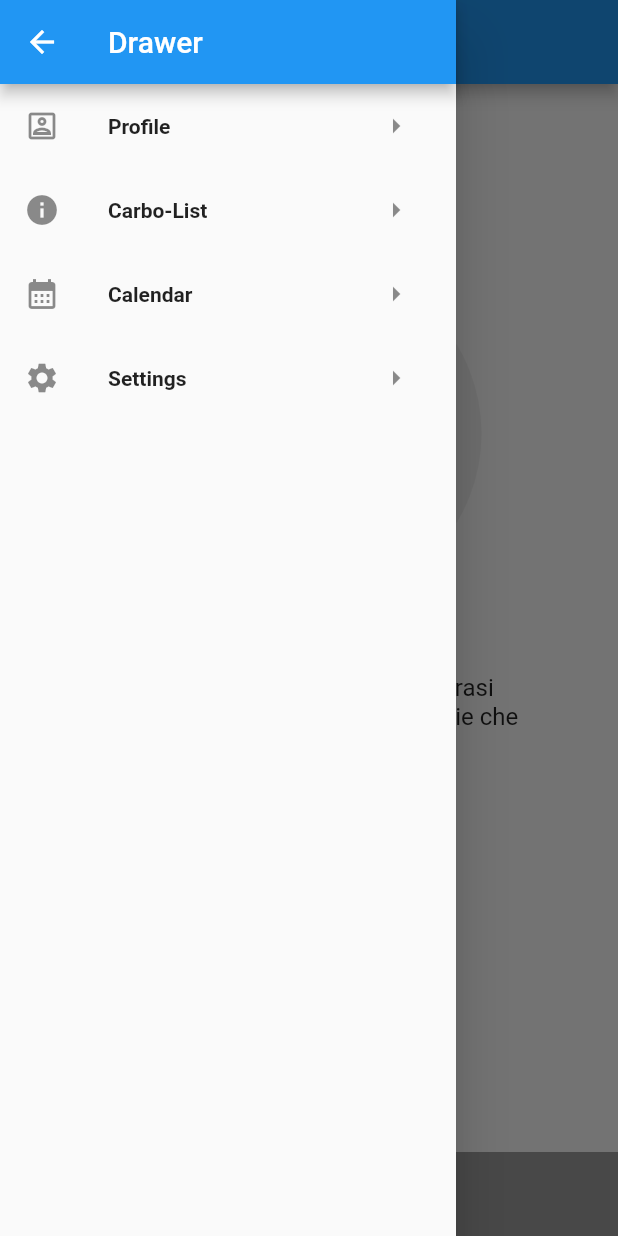
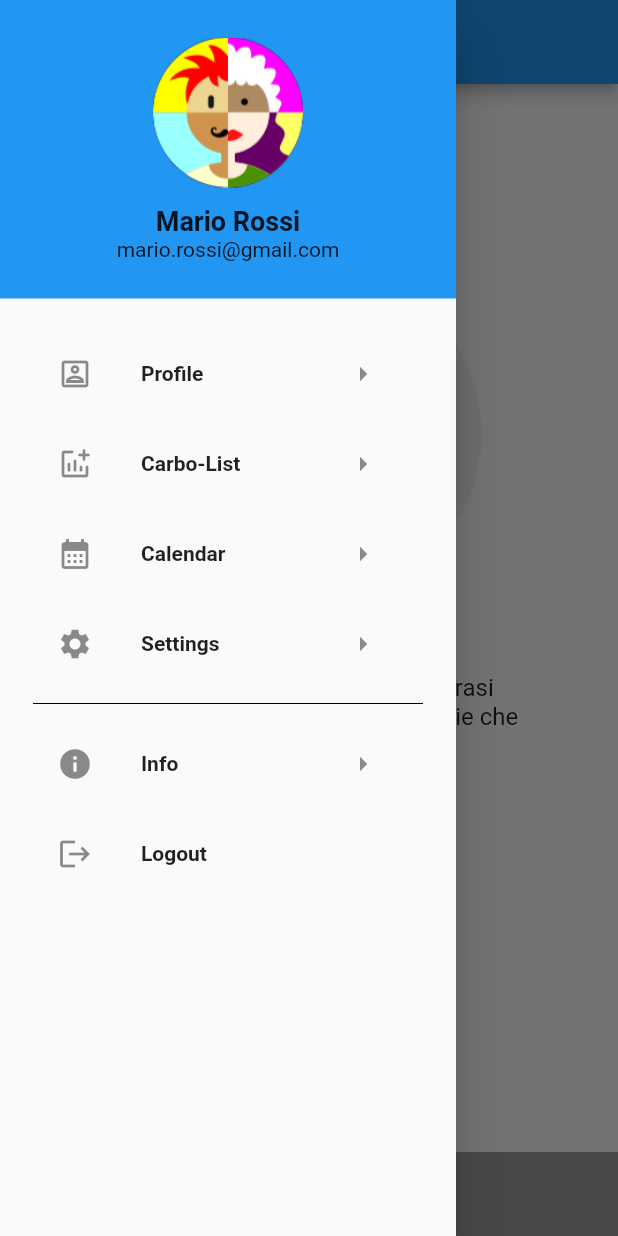
Before and after one commit to DavideBombassei/CarboTracker, a Flutter app: the HomePage screen opened by its route, with the side drawer open, on a phone screen of 412 x 824 dp. Run offline on Flutter 3.47's test engine with Material 2 defaults, Android fonts, the phone set to English and light mode, and no system bars; drawn by our look-alikes of animated_text_kit; our stand-ins replace avatar_glow, table_calendar; missing offline and left inert: dynamic_themes.

Commit message:
Improved Drawer

```diff
--- a/app19/lib/others/drawerlist.dart
+++ b/app19/lib/others/drawerlist.dart
@@ -2,7 +2,10 @@ import 'package:flutter/material.dart';
 
 class DrawerList extends StatelessWidget {
   Widget build(BuildContext context) {
-    return ListView(
+    return Container(
+      padding: EdgeInsets.all(22),
+      child: Wrap(
+        runSpacing: 4,
         children: [
           ListTile(
             leading: const Icon(Icons.portrait_outlined),
@@ -10,6 +13,9 @@ class DrawerList extends StatelessWidget {
               'Profile',
               style: TextStyle(fontWeight: FontWeight.bold),
             ),
+            onTap: () {
+              Navigator.pushNamed(context, 'profilepage');
+            },
             trailing: IconButton(
                 onPressed: () {
                   Navigator.pushNamed(context, 'profilepage');
@@ -17,11 +23,14 @@ class DrawerList extends StatelessWidget {
                 icon: Icon(Icons.arrow_right)),
           ),
           ListTile(
-          leading: const Icon(Icons.info),
+            leading: const Icon(Icons.addchart_rounded),
             title: const Text(
               'Carbo-List',
               style: TextStyle(fontWeight: FontWeight.bold),
             ),
+            onTap: () {
+              Navigator.pushNamed(context, 'carbolist');
+            },
             trailing: IconButton(
                 onPressed: () {
                   Navigator.pushNamed(context, 'carbolist');
@@ -34,6 +43,9 @@ class DrawerList extends StatelessWidget {
               'Calendar',
               style: TextStyle(fontWeight: FontWeight.bold),
             ),
+            onTap: () {
+              Navigator.pushNamed(context, 'calendar');
+            },
             trailing: IconButton(
                 onPressed: () {
                   Navigator.pushNamed(context, 'calendar');
@@ -46,13 +58,45 @@ class DrawerList extends StatelessWidget {
               'Settings',
               style: TextStyle(fontWeight: FontWeight.bold),
             ),
+            onTap: () {
+              Navigator.pushNamed(context, 'settings');
+            },
             trailing: IconButton(
                 onPressed: () {
                   Navigator.pushNamed(context, 'settings');
                 },
                 icon: Icon(Icons.arrow_right)),
           ),
+          const Divider(
+            color: Colors.black,
+          ),
+          ListTile(
+            leading: const Icon(Icons.info),
+            title: const Text(
+              'Info',
+              style: TextStyle(fontWeight: FontWeight.bold),
+            ),
+            onTap: () {
+              Navigator.pushNamed(context, 'info');
+            },
+            trailing: IconButton(
+                onPressed: () {
+                  Navigator.pushNamed(context, 'info');
+                },
+                icon: Icon(Icons.arrow_right)),
+          ),
+          ListTile(
+            leading: const Icon(Icons.logout),
+            title: const Text(
+              'Logout',
+              style: TextStyle(fontWeight: FontWeight.bold),
+            ),
+            onTap: () {
+              Navigator.pushNamed(context, 'login');
+            },
+          ),
         ],
+      ),
     );
   }
 }
--- a/app19/lib/screens/calendar.dart
+++ b/app19/lib/screens/calendar.dart
@@ -37,7 +37,10 @@ class _CalendarState extends State<Calendar> {
   @override
   Widget build(BuildContext context) {
     return Scaffold(
-      appBar: AppBar(title: const Text('Calendar')),
+      appBar: AppBar(
+        title: const Text('Calendar'),
+        centerTitle: true,
+      ),
       body: _calendar(),
       floatingActionButton: FloatingActionButton.extended(
         onPressed: (() => showDialog(
--- a/app19/lib/screens/homepage.dart
+++ b/app19/lib/screens/homepage.dart
@@ -1,4 +1,5 @@
 import 'package:app19/others/drawerlist.dart';
+import 'package:app19/screens/profilepage.dart';
 import 'package:flutter/material.dart';
 import 'package:app19/screens/pageviewdemo.dart';
 
@@ -6,13 +7,7 @@ class HomePage extends StatelessWidget {
   @override
   Widget build(BuildContext context) {
     return Scaffold(
-      drawer: Drawer(
-          child: Scaffold(
-        appBar: AppBar(
-          title: const Text('Drawer'),
-        ),
-        body: DrawerList(),
-      )),
+      drawer: const NavigationDrawer(),
       appBar: AppBar(
         title: const Text('HomePage'),
         centerTitle: true,
@@ -21,3 +16,53 @@ class HomePage extends StatelessWidget {
     );
   }
 }
+
+class NavigationDrawer extends StatelessWidget {
+  const NavigationDrawer({Key? key}) : super(key: key);
+
+  @override
+  Widget build(BuildContext context) {
+    return Drawer(
+        child: SingleChildScrollView(
+      child: Column(
+          crossAxisAlignment: CrossAxisAlignment.stretch,
+          children: <Widget>[
+            buildHeader(context),
+            buildMenuItems(context),
+          ]),
+    ));
+  }
+
+  buildHeader(BuildContext context) {
+    return Container(
+      color: Theme.of(context).colorScheme.primary,
+      padding: EdgeInsets.only(
+        top: MediaQuery.of(context).padding.top,
+      ),
+      child: Container(
+        padding: EdgeInsets.all(25),
+        child: Column(
+          children: [
+            CircleAvatar(
+              child: Image.asset('assets/images/logo.png',
+                  width: 250, height: 250),
+              radius: 50.0,
+            ),
+            SizedBox(
+              height: 12,
+            ),
+            Text(
+              'Mario Rossi',
+              style: TextStyle(fontSize: 18, fontWeight: FontWeight.bold),
+            ),
+            Text('mario.rossi@gmail.com')
+          ],
+        ),
+      ),
+    );
+  }
+
+  buildMenuItems(BuildContext context) {
+    return DrawerList();
+  }
+}
```
Also changed, not shown: app19/lib/main.dart (+24 -3 lines), app19/lib/screens/carbolist.dart (+12 -2 lines). Lines whose indentation alone changed are shown as unchanged.
